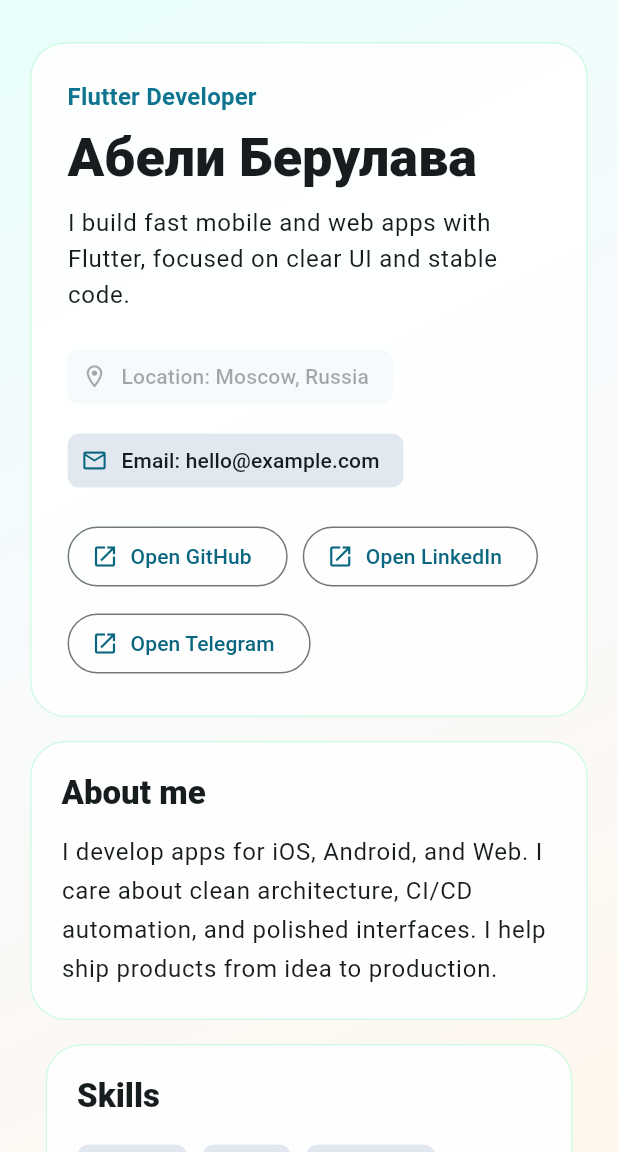
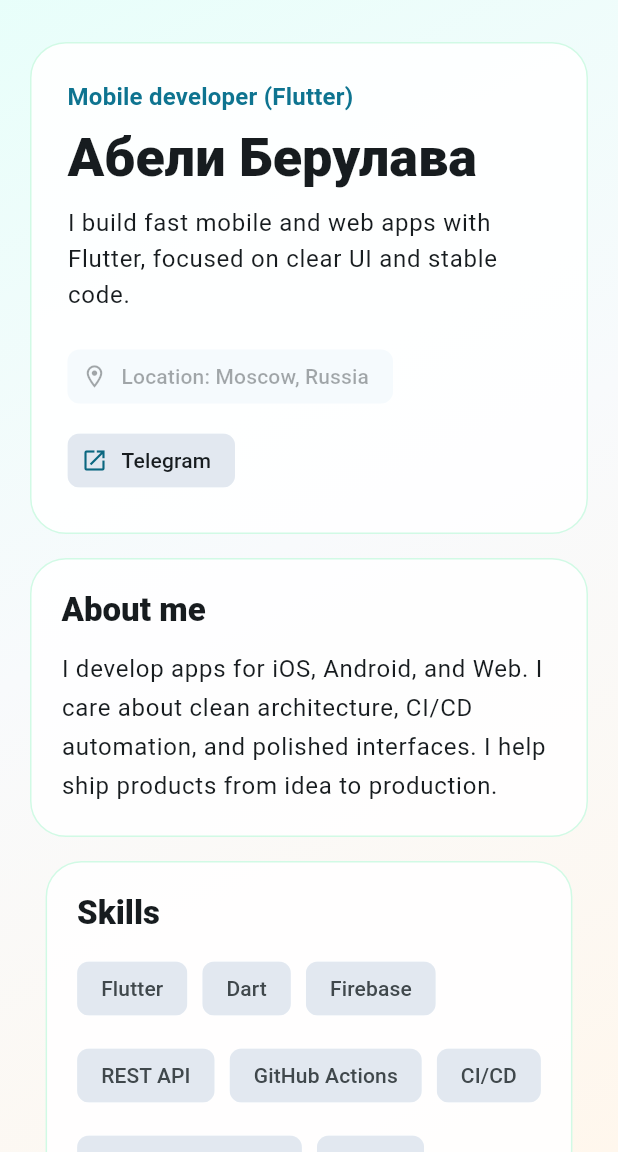
Before and after one commit to Abeli1995/portfolio_flutter, a Flutter app: the screen it shows after launch, after a tap on "EN", on a phone screen of 412 x 824 dp, the part 84-1236 px from its top. Run offline on Flutter 3.47's test engine with Material 3 defaults, Android fonts, the phone set to English and light mode, and no system bars.

Commit message:
fix(content.json): fix links, delete unused links, add locale for project headers

```diff
--- a/lib/models/portfolio_content.dart
+++ b/lib/models/portfolio_content.dart
@@ -92,14 +92,17 @@ class ProjectItem {
     required this.url,
   });
 
-  final String title;
+  final LocalizedText title;
   final LocalizedText description;
   final List<String> stack;
   final String url;
 
   factory ProjectItem.fromJson(Map<String, dynamic> json) {
     return ProjectItem(
-      title: _asString(json['title'], fallback: 'Untitled project'),
+      title: _asLocalizedText(
+        json['title'],
+        fallback: 'Untitled project',
+      ),
       description: _asLocalizedText(
         json['description'],
         fallback: 'No description.',
--- a/lib/widgets/portfolio_page.dart
+++ b/lib/widgets/portfolio_page.dart
@@ -53,13 +53,18 @@ class PortfolioPage extends StatelessWidget {
                       _HeroCard(
                         content: content,
                         locale: locale,
-                        onTapEmail: () => _copyEmail(context),
-                        onOpenLink: (url) => _openExternal(context, url),
+                        onTapTelegram: () => _openExternal(
+                          context,
+                          content.profile.links['Telegram'] ??
+                              content.profile.links['telegram'] ??
+                              '',
+                        ),
                       ),
                       const SizedBox(height: 16),
                       if (compact)
                         Column(
                           children: [
+                            // Обо мне
                             _AboutCard(
                               text: localizedValue(
                                 content.profile.about,
@@ -68,10 +73,8 @@ class PortfolioPage extends StatelessWidget {
                               locale: locale,
                             ),
                             const SizedBox(height: 16),
-                            _SkillsCard(
-                              skills: content.skills,
-                              locale: locale,
-                            ),
+                            // Навыки
+                            _SkillsCard(skills: content.skills, locale: locale),
                           ],
                         )
                       else
@@ -97,6 +100,7 @@ class PortfolioPage extends StatelessWidget {
                           ],
                         ),
                       const SizedBox(height: 16),
+                      // Проекты
                       _ProjectsCard(
                         projects: content.projects,
                         locale: locale,
@@ -149,10 +153,7 @@ class PortfolioPage extends StatelessWidget {
 }
 
 class _TopBar extends StatelessWidget {
-  const _TopBar({
-    required this.locale,
-    required this.onLocaleChanged,
-  });
+  const _TopBar({required this.locale, required this.onLocaleChanged});
 
   final Locale locale;
   final ValueChanged<Locale> onLocaleChanged;
@@ -195,17 +196,20 @@ class _HeroCard extends StatelessWidget {
   const _HeroCard({
     required this.content,
     required this.locale,
-    required this.onTapEmail,
-    required this.onOpenLink,
+    required this.onTapTelegram,
   });
 
   final PortfolioContent content;
   final Locale locale;
-  final VoidCallback onTapEmail;
-  final ValueChanged<String> onOpenLink;
+  final VoidCallback onTapTelegram;
 
   @override
   Widget build(BuildContext context) {
+    final telegramUrl =
+        content.profile.links['Telegram'] ??
+        content.profile.links['telegram'] ??
+        '';
+
     return _GlassCard(
       child: Padding(
         padding: const EdgeInsets.all(24),
@@ -244,26 +248,13 @@ class _HeroCard extends StatelessWidget {
                   label:
                       '${tr(locale, 'location')}: ${content.profile.location}',
                 ),
-                _MetaChip(
-                  icon: Icons.mail_outline,
-                  label: '${tr(locale, 'email')}: ${content.profile.email}',
-                  onTap: onTapEmail,
-                ),
+                if (telegramUrl.isNotEmpty)
+                  _MetaChip(
+                    icon: Icons.open_in_new,
+                    label: 'Telegram',
+                    onTap: onTapTelegram,
+                  ),
               ],
-            ),
-            const SizedBox(height: 16),
-            Wrap(
-              spacing: 10,
-              runSpacing: 10,
-              children: content.profile.links.entries
-                  .map(
-                    (entry) => OutlinedButton.icon(
-                      icon: const Icon(Icons.open_in_new, size: 18),
-                      label: Text('${tr(locale, 'open_link')} ${entry.key}'),
-                      onPressed: () => onOpenLink(entry.value),
-                    ),
-                  )
-                  .toList(growable: false),
             ),
           ],
         ),
@@ -347,6 +338,7 @@ class _SkillsCard extends StatelessWidget {
   }
 }
 
+/// Карточка с проектами
 class _ProjectsCard extends StatelessWidget {
   const _ProjectsCard({
     required this.projects,
@@ -389,7 +381,7 @@ class _ProjectsCard extends StatelessWidget {
                             crossAxisAlignment: CrossAxisAlignment.start,
                             children: [
                               Text(
-                                project.title,
+                                localizedValue(project.title, locale),
                                 style: Theme.of(context).textTheme.titleMedium
                                     ?.copyWith(fontWeight: FontWeight.w700),
                               ),
```
Also changed, not shown: assets/data/portfolio_content.json (+46 -17 lines).
